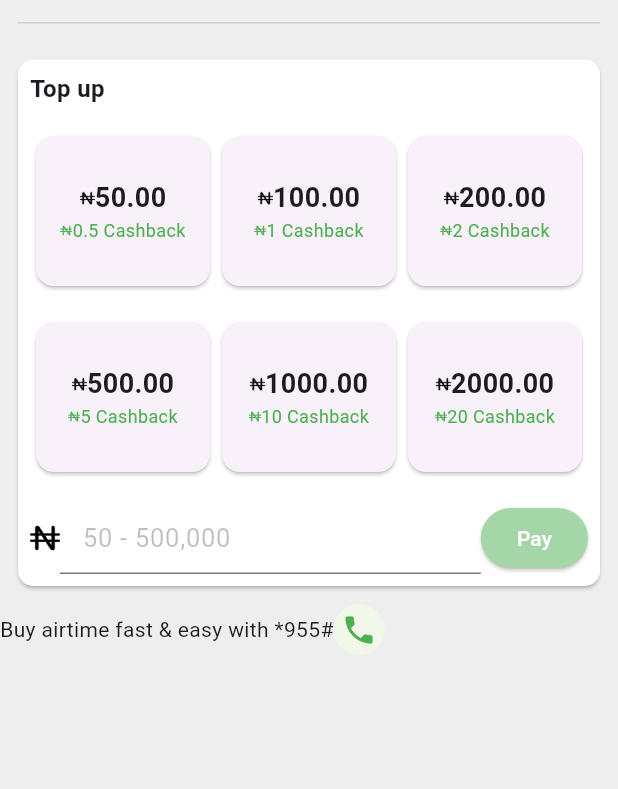
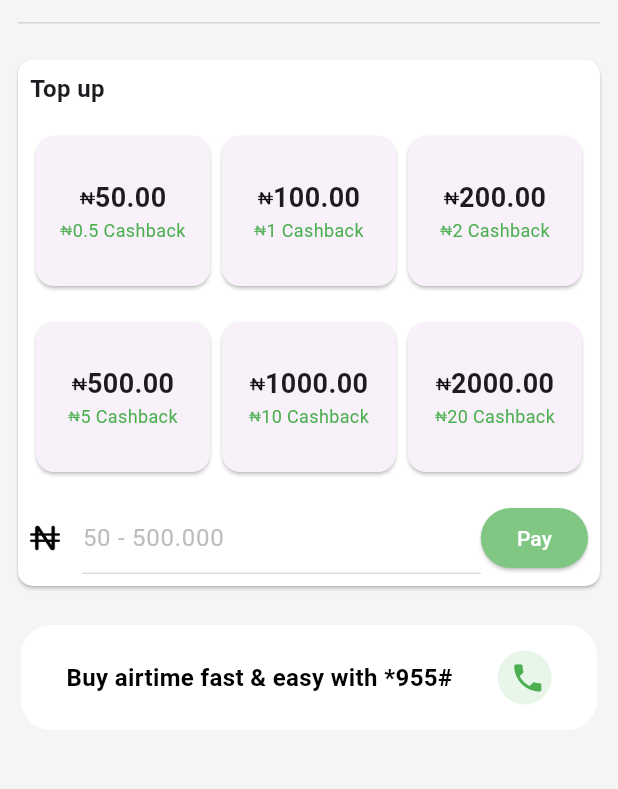
Before and after one commit to EverlastingBigFlo/mobile_app_ui, a Flutter app: the airtime screen opened by its route, on a phone screen of 412 x 824 dp, the part 305-1094 px from its top. Run offline on Flutter 3.47's test engine with Material 2 defaults, Android fonts, the light colour scheme and no system bars; our stand-ins replace smooth_page_indicator.

Commit message:
added change

```diff
--- a/lib/pages/airtime.dart
+++ b/lib/pages/airtime.dart
@@ -37,7 +37,7 @@ class _airtimeState extends State<airtime> {
           ),
         ],
       ),
-      backgroundColor: Colors.grey[200],
+      backgroundColor: Colors.grey[100],
       body: SingleChildScrollView(
         child: Column(
           children: [
@@ -538,29 +538,30 @@ class _airtimeState extends State<airtime> {
                     Padding(
                       padding: EdgeInsets.all(8.0),
                       child: Row(
-                        crossAxisAlignment: CrossAxisAlignment.center,
-                        // mainAxisAlignment: MainAxisAlignment.start,
                         children: [
                           Image.asset(
                             'lib/assets/nigeria-naira-currency-symbol.png',
                             height: 20,
                           ),
+                          SizedBox(
+                            width: 15,
+                          ),
                           Expanded(
                               child: TextField(
                             keyboardType: TextInputType.number,
                             decoration: InputDecoration(
-                                contentPadding: EdgeInsets.only(left: 15),
-                                hintText: '50 - 500,000',
-                                hintStyle: TextStyle(
-                                    color: Colors.black26, fontSize: 17),
-                                // ),
+                              hintText: '50 - 500.000',
+                              hintStyle: TextStyle(color: Colors.grey[400]),
+                              enabledBorder: UnderlineInputBorder(
+                                borderSide: BorderSide(
+                                    color: Color.fromARGB(255, 226, 218, 218)),
                               ),
                             ),
-                          ),
+                          )),
                           ElevatedButton(
                               style: ButtonStyle(
                                   backgroundColor: MaterialStatePropertyAll(
-                                      Colors.green[200])),
+                                      Colors.green[300])),
                               onPressed: () => {},
                               child: Text(
                                 'Pay',
@@ -573,34 +574,45 @@ class _airtimeState extends State<airtime> {
                 ),
               ),
             ),
+            Padding(
+              padding: const EdgeInsets.all(14.0),
+              child: Container(
+                height: 70,
+                decoration: BoxDecoration(
+                  borderRadius:
+                      BorderRadius.circular(20), // Add border radius here
+                  color: Colors.white,
+                ),
+                child: Row(
+                  mainAxisAlignment: MainAxisAlignment.spaceEvenly,
+                  children: [
+                    Text(
+                      'Buy airtime fast & easy with *955#',
+                      style: TextStyle(
+                        color: Colors.black,
+                        fontSize: 16,
+                        fontWeight: FontWeight.bold,
+                      ),
+                    ),
                     Container(
-              child: Row(
-                children: [
-                  Text('Buy airtime fast & easy with *955#'),
-                  InkWell(
-                    onTap: () {
-                      // Your onTap callback code here
-                    },
-                    borderRadius: BorderRadius.circular(
-                        20), // Adjust the border radius as needed
-                    child: Ink(
+                      width: 36,
+                      alignment: Alignment.center,
                       decoration: BoxDecoration(
                         shape: BoxShape.circle,
-                        color: Colors.lightGreen[50],
+                        color: Colors.green[50],
                       ),
-                      child: Padding(
-                        padding:
-                            EdgeInsets.all(5.0), // Adjust the padding as needed
-                        child: Icon(
-                          Icons.phone, // Replace with your desired icon
-                          color:
-                              Colors.green, // Adjust the icon color as needed
-                          size: 24, // Adjust the icon size as needed
-                        ),
+                      child: IconButton(
+                        onPressed: () {
+                          // Add your onPressed logic here
+                        },
+                        icon: Icon(
+                          Icons.phone,
+                          color: Colors.green,
                         ),
                       ),
                     )
                   ],
+                ),
               ),
             )
           ],
```
Lines whose indentation alone changed are shown as unchanged.
